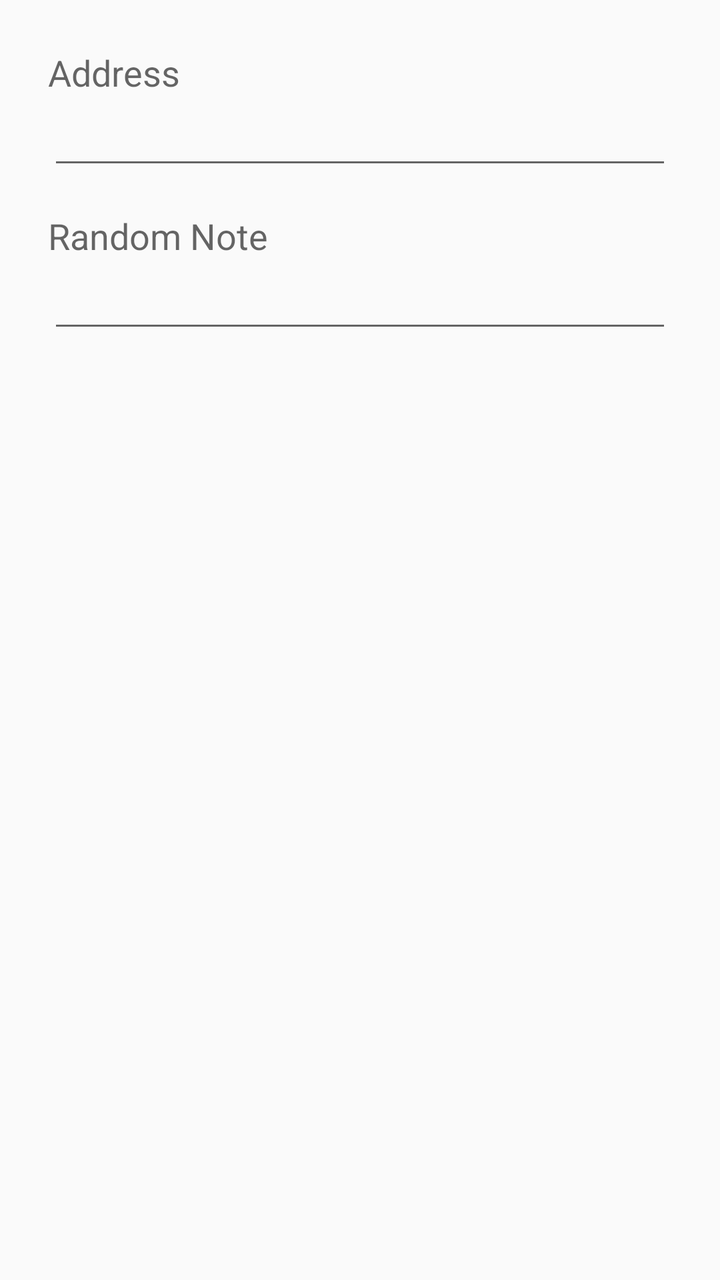
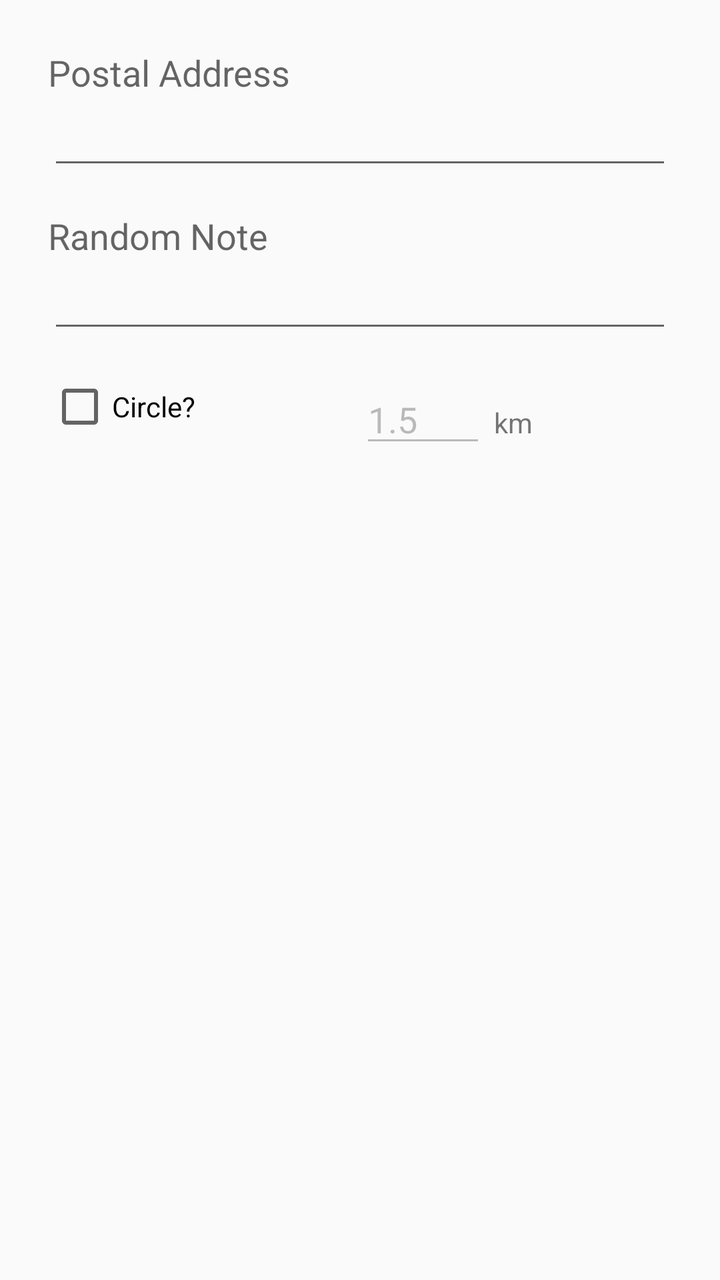

Two renders of the same Android screen: before a commit and after it. Below are the layout's source before the change and the commit's diff.
<!-- AndroidManifest.xml: application theme AppTheme -->
<!-- res/layout/dialog_edit_location_memo.xml -->
<?xml version="1.0" encoding="utf-8"?>
<layout xmlns:android="http://schemas.android.com/apk/res/android">

    <LinearLayout
            android:layout_width="match_parent"
            android:layout_height="match_parent"
            android:orientation="vertical"
            android:padding="@dimen/abc_dialog_padding_material"
            >

        <LinearLayout
                android:layout_width="match_parent"
                android:layout_height="wrap_content"
                android:orientation="vertical"
                >

            <TextView
                    android:layout_width="match_parent"
                    android:layout_height="wrap_content"
                    android:gravity="start"
                    android:labelFor="@+id/edit_address"
                    android:text="@string/label_address"
                    android:textAppearance="?android:attr/textAppearanceMedium"
                    />

            <AutoCompleteTextView
                    android:id="@+id/edit_address"
                    android:layout_width="match_parent"
                    android:layout_height="wrap_content"
                    android:completionHint="@string/attribution_powered_by_google"
                    android:completionHintView="@layout/widget_powered_by_google"
                    android:completionThreshold="3"
                    android:inputType="textPostalAddress"
                    />
        </LinearLayout>

        <LinearLayout
                android:layout_width="match_parent"
                android:layout_height="wrap_content"
                android:layout_marginTop="16dp"
                android:orientation="vertical"
                >

            <TextView
                    android:layout_width="match_parent"
                    android:layout_height="wrap_content"
                    android:gravity="start"
                    android:labelFor="@+id/edit_note"
                    android:text="@string/label_note"
                    android:textAppearance="?android:attr/textAppearanceMedium"
                    />

            <EditText
                    android:id="@+id/edit_note"
                    android:layout_width="match_parent"
                    android:layout_height="wrap_content"
                    android:inputType="text"
                    android:maxLength="512"
                    android:singleLine="true"
                    />
        </LinearLayout>


    </LinearLayout>
</layout>
<!-- res/layout/widget_powered_by_google.xml (included above) -->
<?xml version="1.0" encoding="utf-8"?>
<TextView
        android:id="@android:id/text1"
        xmlns:android="http://schemas.android.com/apk/res/android"
        android:layout_width="match_parent"
        android:layout_height="match_parent"
        android:padding="2dp"
        android:text="@string/attribution_powered_by_google"
        android:textColor="@android:color/transparent"
        android:background="@drawable/powered_by_google"
        android:textAppearance="@style/TextAppearance.AppCompat.Widget.DropDownItem"
        />
<!-- resources referenced by this layout -->
<resources>
  <!-- drawable powered_by_google (drawable) -->
  <?xml version="1.0" encoding="utf-8"?>
  <bitmap xmlns:android="http://schemas.android.com/apk/res/android"
          android:src="@drawable/powered_by_google_on_white"
          android:gravity="end"
          />
  <string name="attribution_powered_by_google">Powered by Google</string>
  <string name="label_address">Address</string>
  <string name="label_note">Random Note</string>
  <style name="AppTheme" parent="Theme.AppCompat.Light.NoActionBar">
          <item name="colorPrimary">#eeeeee</item>
          <item name="colorPrimaryDark">#999999</item>
          <item name="colorAccent">#666666</item>
      </style>
  <!-- drawable powered_by_google_on_white: png bitmap (drawable-hdpi, 3331 bytes) -->
</resources>

<!-- the commit's change to res/layout/dialog_edit_location_memo.xml (unified diff, before → after) -->
@@ -20,7 +20,7 @@
                     android:gravity="start"
                     android:labelFor="@+id/edit_address"
                     android:text="@string/label_address"
-                    android:textAppearance="?android:attr/textAppearanceMedium"
+                    android:textAppearance="@style/TextAppearance.AppCompat.Medium"
                     />
 
             <AutoCompleteTextView
@@ -30,7 +30,10 @@
                     android:completionHint="@string/attribution_powered_by_google"
                     android:completionHintView="@layout/widget_powered_by_google"
                     android:completionThreshold="3"
+                    android:imeOptions="actionNext"
                     android:inputType="textPostalAddress"
+                    android:maxLength="512"
+                    android:maxLines="2"
                     />
         </LinearLayout>
 
@@ -47,19 +50,67 @@
                     android:gravity="start"
                     android:labelFor="@+id/edit_note"
                     android:text="@string/label_note"
-                    android:textAppearance="?android:attr/textAppearanceMedium"
+                    android:textAppearance="@style/TextAppearance.AppCompat.Medium"
                     />
 
             <EditText
                     android:id="@+id/edit_note"
                     android:layout_width="match_parent"
                     android:layout_height="wrap_content"
+                    android:imeOptions="actionDone"
                     android:inputType="text"
                     android:maxLength="512"
                     android:singleLine="true"
                     />
         </LinearLayout>
 
+        <LinearLayout
+                android:layout_width="match_parent"
+                android:layout_height="wrap_content"
+                android:layout_marginTop="16dp"
+                android:orientation="horizontal"
+                >
+
+            <CheckBox
+                    android:id="@+id/checkbox_circle"
+                    android:layout_width="0dp"
+                    android:layout_height="wrap_content"
+                    android:layout_weight="1"
+                    android:text="@string/circle_required"
+                    />
+
+            <LinearLayout
+                    android:layout_width="0dp"
+                    android:layout_height="wrap_content"
+                    android:layout_weight="1"
+                    android:orientation="horizontal"
+                    >
+
+                <EditText
+                        android:id="@+id/edit_radius"
+                        android:layout_width="wrap_content"
+                        android:layout_height="wrap_content"
+                        android:ems="3"
+                        android:enabled="false"
+                        android:inputType="number"
+                        android:maxLength="10"
+                        android:singleLine="true"
+                        android:text="@string/default_radius"
+                        />
+
+                <TextView
+                        android:layout_width="wrap_content"
+                        android:layout_height="wrap_content"
+                        android:gravity="start"
+                        android:labelFor="@+id/edit_radius"
+                        android:paddingEnd="4dp"
+                        android:paddingStart="4dp"
+                        android:text="@string/radius_unit"
+                        android:textAppearance="@style/TextAppearance.AppCompat.Small"
+                        />
+            </LinearLayout>
+
+        </LinearLayout>
 
     </LinearLayout>
 </layout>
<!-- resource entries referenced after the edit -->
@@ -7,8 +7,11 @@
           android:gravity="end"
           />
   <string name="attribution_powered_by_google">Powered by Google</string>
-  <string name="label_address">Address</string>
+  <string name="circle_required">Circle?</string>
+  <string name="default_radius">1.5</string>
+  <string name="label_address">Postal Address</string>
   <string name="label_note">Random Note</string>
+  <string name="radius_unit">km</string>
   <style name="AppTheme" parent="Theme.AppCompat.Light.NoActionBar">
           <item name="colorPrimary">#eeeeee</item>
           <item name="colorPrimaryDark">#999999</item>
